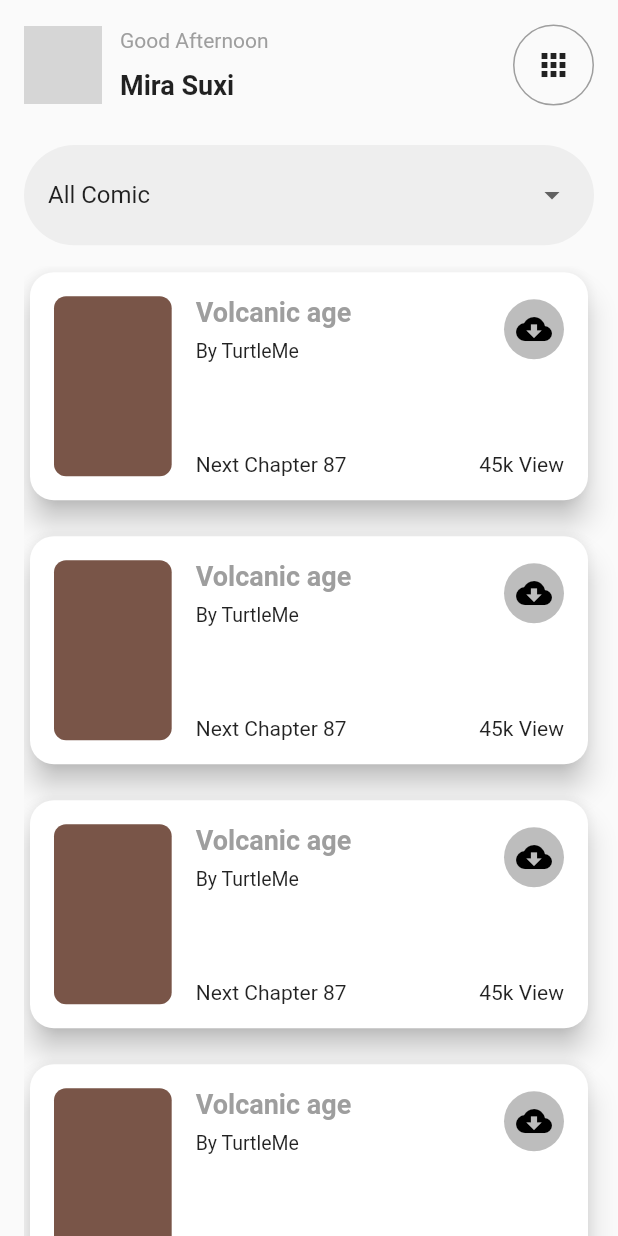
After one commit to jyryuitpro/comic, a Flutter app: the ComicTrendingPage screen opened directly, on a phone screen of 412 x 824 dp. The commit adds this screen. Run offline on Flutter 3.47's test engine with Material 2 defaults, Android fonts, the phone set to English and light mode, and no system bars; our stand-ins replace get; network calls fail; grey boxes are pictures that could not be loaded.

Commit message:
Comic App Part 4

```diff
--- a/lib/screens/comic_home_page.dart
+++ b/lib/screens/comic_home_page.dart
@@ -1,4 +1,5 @@
 import 'package:comic/screens/comic_top_author_page.dart';
+import 'package:comic/screens/comic_trending_page.dart';
 import 'package:comic/screens/comin_profile_page.dart';
 import 'package:flutter/material.dart';
 import 'package:get/get.dart';
@@ -82,7 +83,7 @@ class _ComicHomePageState extends State<ComicHomePage> {
                                   right: 0,
                                   top: 0,
                                   child: CircleAvatar(
-                                    radius: 8,
+                                    radius: 10,
                                   ),
                                 ),
                               ],
@@ -166,7 +167,9 @@ class _ComicHomePageState extends State<ComicHomePage> {
                             children: [
                               Text('Trending Comic'),
                               IconButton(
-                                onPressed: () {},
+                                onPressed: () {
+                                  Get.to(ComicTrendingPage());
+                                },
                                 icon: Icon(Icons.more_horiz),
                               ),
                             ],
--- /dev/null
+++ b/lib/screens/comic_trending_page.dart
@@ -0,0 +1,247 @@
+import 'package:flutter/material.dart';
+
+class ComicTrendingPage extends StatefulWidget {
+  const ComicTrendingPage({Key? key}) : super(key: key);
+
+  @override
+  _ComicTrendingPageState createState() => _ComicTrendingPageState();
+}
+
+class _ComicTrendingPageState extends State<ComicTrendingPage> {
+  List<String> dropItems = [
+    'All Comic',
+    'Action',
+    'School',
+    'Medical',
+    'Sports'
+  ];
+
+  String selectedItem = 'All Comic';
+
+  @override
+  Widget build(BuildContext context) {
+    return Scaffold(
+      body: SafeArea(
+        child: Column(
+          children: [
+            Expanded(
+              flex: 2,
+              child: Padding(
+                padding: const EdgeInsets.symmetric(horizontal: 16),
+                child: Row(
+                  children: [
+                    SizedBox(
+                      height: 52,
+                      width: 52,
+                      child: Stack(
+                        children: [
+                          Positioned(
+                            left: 0,
+                            right: 0,
+                            top: 0,
+                            bottom: 0,
+                            child: InkWell(
+                              onTap: () {},
+                              child: Container(
+                                height: 52,
+                                width: 52,
+                                decoration: BoxDecoration(
+                                  color: Colors.grey,
+                                  border:
+                                      Border.all(color: Colors.white, width: 2),
+                                  shape: BoxShape.circle,
+                                  image: DecorationImage(
+                                    image: NetworkImage(
+                                        'https://i.pravatar.cc/300'),
+                                  ),
+                                ),
+                              ),
+                            ),
+                          ),
+                          Positioned(
+                            right: 0,
+                            top: 0,
+                            child: CircleAvatar(
+                              radius: 10,
+                              backgroundColor: Colors.teal,
+                              foregroundColor: Colors.white,
+                              child: Text('2'),
+                            ),
+                          ),
+                        ],
+                      ),
+                    ),
+                    Padding(
+                      padding: const EdgeInsets.fromLTRB(12, 8, 0, 8),
+                      child: Column(
+                        mainAxisAlignment: MainAxisAlignment.spaceEvenly,
+                        crossAxisAlignment: CrossAxisAlignment.start,
+                        children: [
+                          Text(
+                            'Good Afternoon',
+                            style: TextStyle(
+                              color: Colors.grey,
+                            ),
+                          ),
+                          Text(
+                            'Mira Suxi',
+                            style: TextStyle(
+                              fontSize: 18,
+                              fontWeight: FontWeight.bold,
+                            ),
+                          ),
+                        ],
+                      ),
+                    ),
+                    Spacer(),
+                    Container(
+                      height: 54,
+                      width: 54,
+                      decoration: BoxDecoration(
+                        border: Border.all(
+                          color: Colors.grey,
+                        ),
+                        shape: BoxShape.circle,
+                      ),
+                      child: IconButton(
+                        icon: Icon(
+                          Icons.apps,
+                        ),
+                        onPressed: () {},
+                      ),
+                    ),
+                  ],
+                ),
+              ),
+            ),
+            // SizedBox(height: 8,),
+            Expanded(
+              flex: 2,
+              child: Padding(
+                padding:
+                    const EdgeInsets.symmetric(horizontal: 16, vertical: 10),
+                child: Container(
+                  padding: EdgeInsets.symmetric(horizontal: 16, vertical: 10),
+                  decoration: BoxDecoration(
+                      color: Colors.grey[200],
+                      borderRadius: BorderRadius.circular(36)),
+                  child: DropdownButton<String>(
+                    value: selectedItem,
+                    onChanged: (value) {
+                      setState(() {
+                        selectedItem = value!;
+                      });
+                    },
+                    isExpanded: true,
+                    underline: Container(),
+                    items: dropItems
+                        .map(
+                          (e) => DropdownMenuItem<String>(
+                            child: Text('$e'),
+                            value: e,
+                            onTap: () {},
+                          ),
+                        )
+                        .toList(),
+                  ),
+                ),
+              ),
+            ),
+            // SizedBox(
+            //   height: 8,
+            // ),
+            Expanded(
+              flex: 15,
+              child: Column(
+                crossAxisAlignment: CrossAxisAlignment.start,
+                children: [
+                  Expanded(
+                    child: Padding(
+                      padding: const EdgeInsets.only(left: 16, top: 4),
+                      child: ListView.builder(
+                        itemCount: 8,
+                        itemBuilder: (context, index) {
+                          return Padding(
+                            padding:
+                                const EdgeInsets.only(right: 16, bottom: 16),
+                            child: SizedBox(
+                              height: 160,
+                              child: Card(
+                                elevation: 8,
+                                shape: RoundedRectangleBorder(
+                                  borderRadius: BorderRadius.circular(16),
+                                ),
+                                child: Padding(
+                                  padding: const EdgeInsets.all(16.0),
+                                  child: Row(
+                                    children: [
+                                      Expanded(
+                                        flex: 3,
+                                        child: Container(
+                                          decoration: BoxDecoration(
+                                            borderRadius: BorderRadius.circular(8),
+                                            color: Colors.brown,
+                                          ),
+                                        ),
+                                      ),
+                                      Expanded(
+                                        flex: 10,
+                                        child: Padding(
+                                          padding: const EdgeInsets.only(left: 16),
+                                          child: Column(
+                                            children: [
+                                              Row(
+                                                children: [
+                                                  Column(
+                                                    crossAxisAlignment: CrossAxisAlignment.start,
+                                                    children: [
+                                                      Text('Volcanic age', style: TextStyle(
+                                                        fontSize: 18,
+                                                        fontWeight: FontWeight.bold,
+                                                        color: Colors.grey,
+                                                      ),),
+                                                      SizedBox(height: 8,),
+                                                      Text('By TurtleMe', style: TextStyle(
+                                                        fontSize: 13,
+                                                      ),),
+                                                    ],
+                                                  ),
+                                                  Spacer(),
+                                                  CircleAvatar(
+                                                    backgroundColor: Colors.grey[400],
+                                                    foregroundColor: Colors.black,
+                                                    child: Icon(Icons.cloud_download),
+                                                  ),
+                                                ],
+                                              ),
+                                              Spacer(),
+                                              Row(
+                                                children: [
+                                                  Text('Next Chapter 87'),
+                                                  Spacer(),
+                                                  Text('45k View'),
+                                                ],
+                                              ),
+                                            ],
+                                          ),
+                                        ),
+                                      ),
+                                    ],
+                                  ),
+                                ),
+                              ),
+                            ),
+                          );
+                        },
+                      ),
+                    ),
+                  ),
+                ],
+              ),
+            ),
+          ],
+        ),
+      ),
+    );
+  }
+}
```
